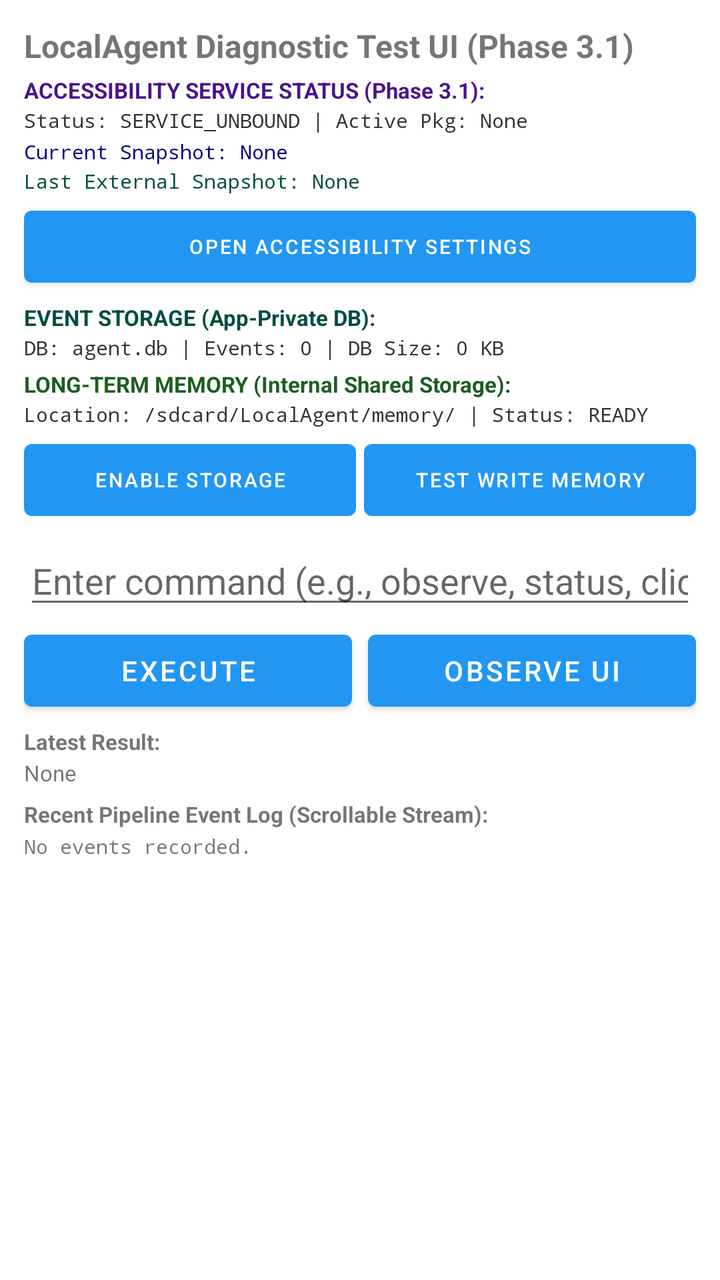
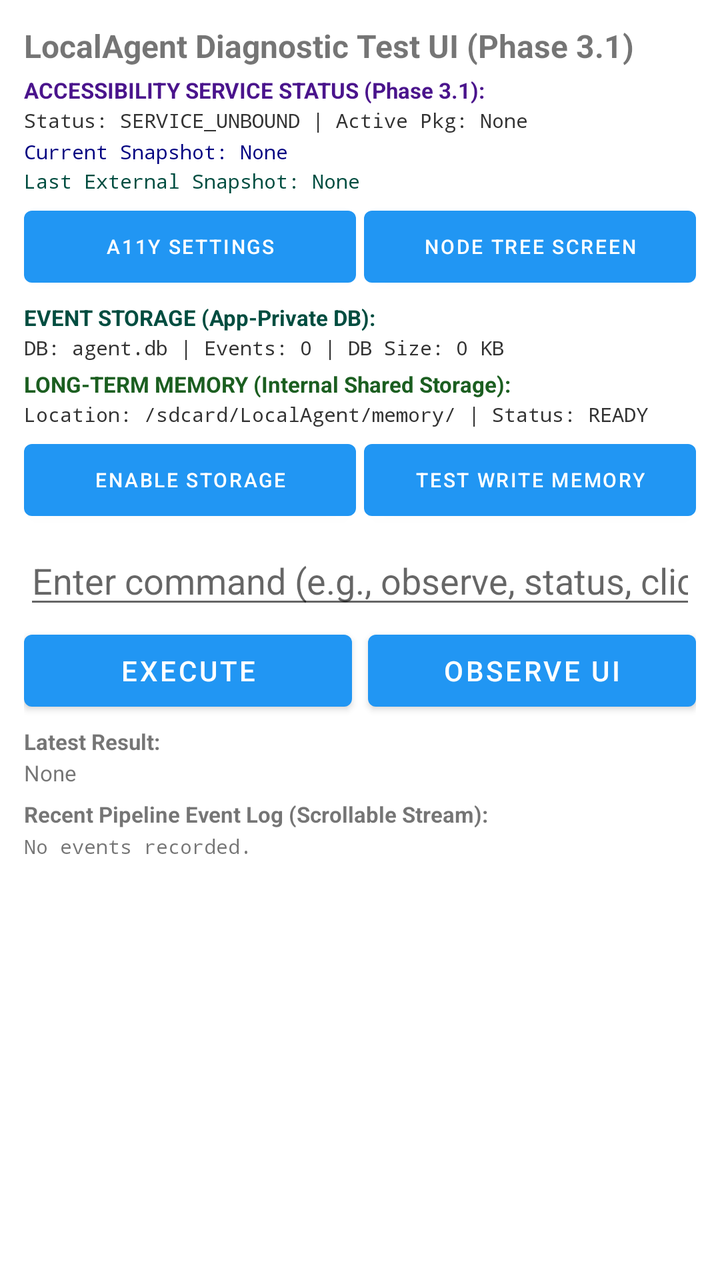

Compare the two renders of this Android layout. The source of the first and the diff that turns it into the second are given below.
<!-- AndroidManifest.xml: application theme Theme.LocalAgent -->
<!-- res/layout/activity_main.xml -->
<?xml version="1.0" encoding="utf-8"?>
<LinearLayout xmlns:android="http://schemas.android.com/apk/res/android"
    android:layout_width="match_parent"
    android:layout_height="match_parent"
    android:orientation="vertical"
    android:padding="12dp">

    <TextView
        android:id="@+id/tvTitle"
        android:layout_width="match_parent"
        android:layout_height="wrap_content"
        android:text="LocalAgent Diagnostic Test UI (Phase 3.1)"
        android:textSize="16sp"
        android:textStyle="bold" />

    <TextView
        android:id="@+id/tvAccessibilityHeader"
        android:layout_width="match_parent"
        android:layout_height="wrap_content"
        android:layout_marginTop="4dp"
        android:text="ACCESSIBILITY SERVICE STATUS (Phase 3.1):"
        android:textSize="11sp"
        android:textStyle="bold"
        android:textColor="#4A148C" />

    <TextView
        android:id="@+id/tvAccessibilityStatus"
        android:layout_width="match_parent"
        android:layout_height="wrap_content"
        android:layout_marginTop="1dp"
        android:text="Status: SERVICE_UNBOUND | Active Pkg: None"
        android:textSize="10sp"
        android:fontFamily="monospace"
        android:textColor="#333333" />

    <TextView
        android:id="@+id/tvCurrentObservationDiagnostics"
        android:layout_width="match_parent"
        android:layout_height="wrap_content"
        android:layout_marginTop="2dp"
        android:text="Current Snapshot: None"
        android:textSize="10sp"
        android:fontFamily="monospace"
        android:textColor="#000080" />

    <TextView
        android:id="@+id/tvLastExternalObservationDiagnostics"
        android:layout_width="match_parent"
        android:layout_height="wrap_content"
        android:layout_marginTop="1dp"
        android:text="Last External Snapshot: None"
        android:textSize="10sp"
        android:fontFamily="monospace"
        android:textColor="#004D40" />

    <Button
        android:id="@+id/btnOpenAccessibilitySettings"
        android:layout_width="match_parent"
        android:layout_height="wrap_content"
        android:layout_marginTop="2dp"
        android:text="Open Accessibility Settings"
        android:textSize="10sp" />

    <TextView
        android:id="@+id/tvEventStorageHeader"
        android:layout_width="match_parent"
        android:layout_height="wrap_content"
        android:layout_marginTop="4dp"
        android:text="EVENT STORAGE (App-Private DB):"
        android:textSize="11sp"
        android:textStyle="bold"
        android:textColor="#004D40" />

    <TextView
        android:id="@+id/tvEventStorageDiagnostics"
        android:layout_width="match_parent"
        android:layout_height="wrap_content"
        android:layout_marginTop="1dp"
        android:text="DB: agent.db | Events: 0 | DB Size: 0 KB"
        android:textSize="10sp"
        android:fontFamily="monospace"
        android:textColor="#333333" />

    <TextView
        android:id="@+id/tvDurableMemoryHeader"
        android:layout_width="match_parent"
        android:layout_height="wrap_content"
        android:layout_marginTop="4dp"
        android:text="LONG-TERM MEMORY (Internal Shared Storage):"
        android:textSize="11sp"
        android:textStyle="bold"
        android:textColor="#1B5E20" />

    <TextView
        android:id="@+id/tvDurableMemoryDiagnostics"
        android:layout_width="match_parent"
        android:layout_height="wrap_content"
        android:layout_marginTop="1dp"
        android:text="Location: /sdcard/LocalAgent/memory/ | Status: READY"
        android:textSize="10sp"
        android:fontFamily="monospace"
        android:textColor="#333333" />

    <LinearLayout
        android:layout_width="match_parent"
        android:layout_height="wrap_content"
        android:layout_marginTop="2dp"
        android:orientation="horizontal">

        <Button
            android:id="@+id/btnEnableStorage"
            android:layout_width="0dp"
            android:layout_height="wrap_content"
            android:layout_weight="1"
            android:text="Enable Storage"
            android:textSize="10sp" />

        <Button
            android:id="@+id/btnTestWriteMemory"
            android:layout_width="0dp"
            android:layout_height="wrap_content"
            android:layout_weight="1"
            android:layout_marginStart="4dp"
            android:text="Test Write Memory"
            android:textSize="10sp" />
    </LinearLayout>

    <EditText
        android:id="@+id/etCommandInput"
        android:layout_width="match_parent"
        android:layout_height="wrap_content"
        android:layout_marginTop="4dp"
        android:hint="Enter command (e.g., observe, status, click 7)"
        android:inputType="text" />

    <LinearLayout
        android:layout_width="match_parent"
        android:layout_height="wrap_content"
        android:layout_marginTop="2dp"
        android:orientation="horizontal">

        <Button
            android:id="@+id/btnExecute"
            android:layout_width="0dp"
            android:layout_height="wrap_content"
            android:layout_weight="1"
            android:text="Execute" />

        <Button
            android:id="@+id/btnObserve"
            android:layout_width="0dp"
            android:layout_height="wrap_content"
            android:layout_weight="1"
            android:layout_marginStart="8dp"
            android:text="Observe UI" />
    </LinearLayout>

    <TextView
        android:id="@+id/tvLatestResultHeader"
        android:layout_width="match_parent"
        android:layout_height="wrap_content"
        android:layout_marginTop="4dp"
        android:text="Latest Result:"
        android:textStyle="bold"
        android:textSize="11sp" />

    <TextView
        android:id="@+id/tvLatestResult"
        android:layout_width="match_parent"
        android:layout_height="wrap_content"
        android:layout_marginTop="1dp"
        android:text="None"
        android:textSize="11sp" />

    <TextView
        android:id="@+id/tvRecentEventsHeader"
        android:layout_width="match_parent"
        android:layout_height="wrap_content"
        android:layout_marginTop="6dp"
        android:text="Recent Pipeline Event Log (Scrollable Stream):"
        android:textStyle="bold"
        android:textSize="11sp" />

    <ScrollView
        android:id="@+id/scrollEventLogContainer"
        android:layout_width="match_parent"
        android:layout_height="0dp"
        android:layout_weight="1"
        android:layout_marginTop="2dp"
        android:fillViewport="true"
        android:scrollbars="vertical">

        <TextView
            android:id="@+id/tvRecentEvents"
            android:layout_width="match_parent"
            android:layout_height="wrap_content"
            android:text="No events recorded."
            android:textSize="10sp"
            android:fontFamily="monospace"
            android:scrollbars="vertical" />
    </ScrollView>

</LinearLayout>
<!-- resources referenced by this layout -->
<resources>
  <style name="Theme.LocalAgent" parent="Theme.MaterialComponents.DayNight.DarkActionBar">
          <item name="colorPrimary">#2196F3</item>
          <item name="colorPrimaryVariant">#1976D2</item>
          <item name="colorOnPrimary">#FFFFFF</item>
          <item name="colorSecondary">#03DAC6</item>
          <item name="colorSecondaryVariant">#018786</item>
          <item name="colorOnSecondary">#000000</item>
      </style>
</resources>

<!-- the commit's change to res/layout/activity_main.xml (unified diff, before → after) -->
@@ -53,13 +53,29 @@
         android:fontFamily="monospace"
         android:textColor="#004D40" />
 
-    <Button
-        android:id="@+id/btnOpenAccessibilitySettings"
-        android:layout_width="match_parent"
-        android:layout_height="wrap_content"
-        android:layout_marginTop="2dp"
-        android:text="Open Accessibility Settings"
-        android:textSize="10sp" />
+    <LinearLayout
+        android:layout_width="match_parent"
+        android:layout_height="wrap_content"
+        android:layout_marginTop="2dp"
+        android:orientation="horizontal">
+
+        <Button
+            android:id="@+id/btnOpenAccessibilitySettings"
+            android:layout_width="0dp"
+            android:layout_height="wrap_content"
+            android:layout_weight="1"
+            android:text="A11y Settings"
+            android:textSize="10sp" />
+
+        <Button
+            android:id="@+id/btnOpenObservationScreen"
+            android:layout_width="0dp"
+            android:layout_height="wrap_content"
+            android:layout_weight="1"
+            android:layout_marginStart="4dp"
+            android:text="Node Tree Screen"
+            android:textSize="10sp" />
+    </LinearLayout>
 
     <TextView
         android:id="@+id/tvEventStorageHeader"
